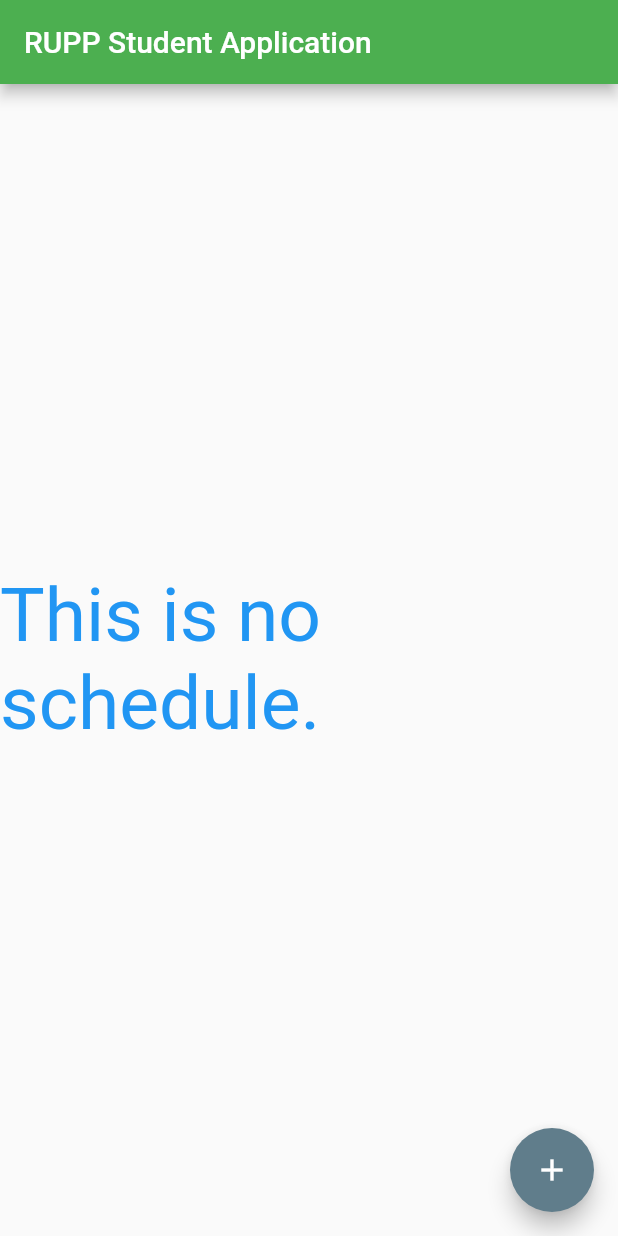
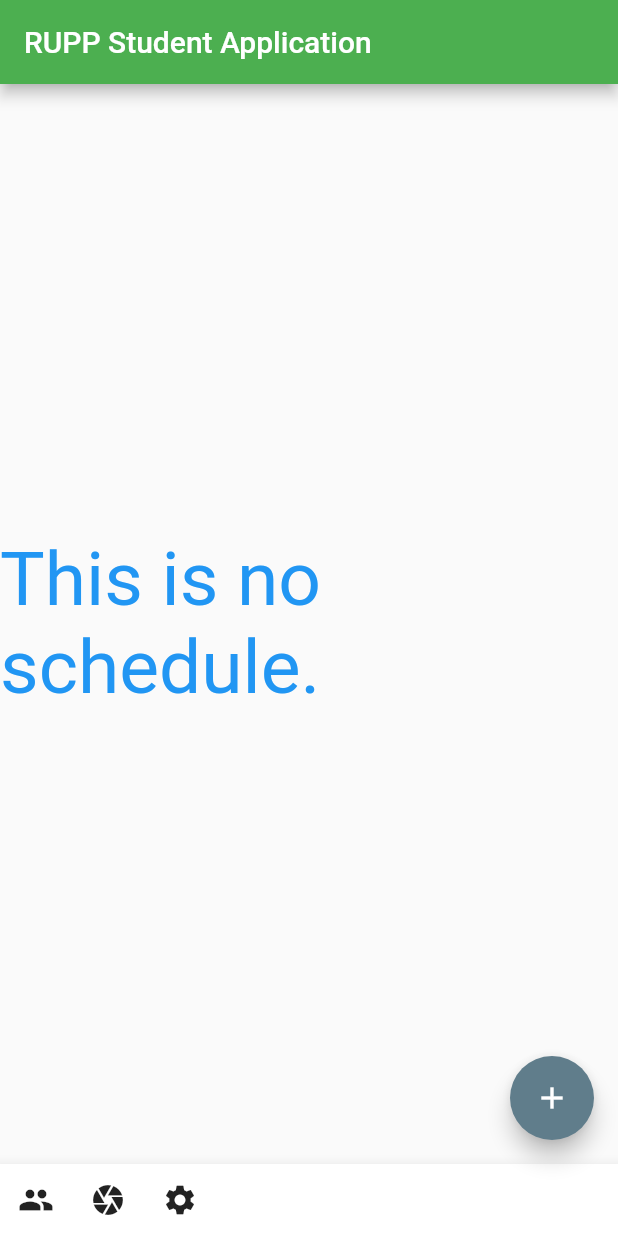
Before and after one commit to ChhailengTim/Basic_Flutter, a Flutter app: the screen it shows after launch, on a phone screen of 412 x 824 dp. Run offline on Flutter 3.47's test engine with Material 2 defaults, Android fonts, the phone set to English and light mode, and no system bars; Roboto replaces fonts that are missing (Verdana).

Commit message:
add bottonappBar

```diff
--- a/my_first_app/lib/main.dart
+++ b/my_first_app/lib/main.dart
@@ -29,6 +29,35 @@
           },
           backgroundColor: Colors.blueGrey,
         ),
+        bottomNavigationBar: BottomAppBar(
+          child: Row(
+            children: <Widget>[
+              // ignore: avoid_print
+              IconButton(
+                icon: const Icon(Icons.people),
+                onPressed: () {
+                  // ignore: avoid_print
+                  print("Icon Press");
+                },
+              ),
+              // ignore: avoid_print
+              IconButton(
+                icon: const Icon(Icons.camera),
+                onPressed: () {
+                  // ignore: avoid_print
+                  print("Icon Press");
+                },
+              ),
+              IconButton(
+                icon: const Icon(Icons.settings),
+                onPressed: () {
+                  // ignore: avoid_print
+                  print("Icon Press");
+                },
+              )
+            ],
+          ),
+        ),
       ),
     );
     //throw UnimplementedError();
```
